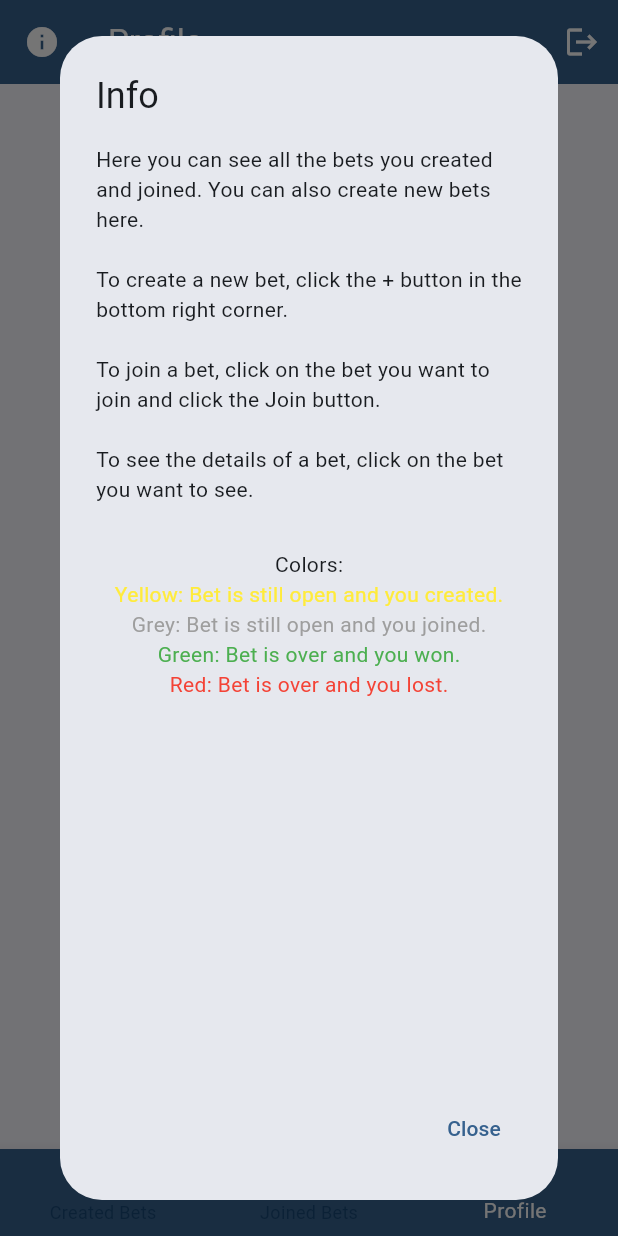
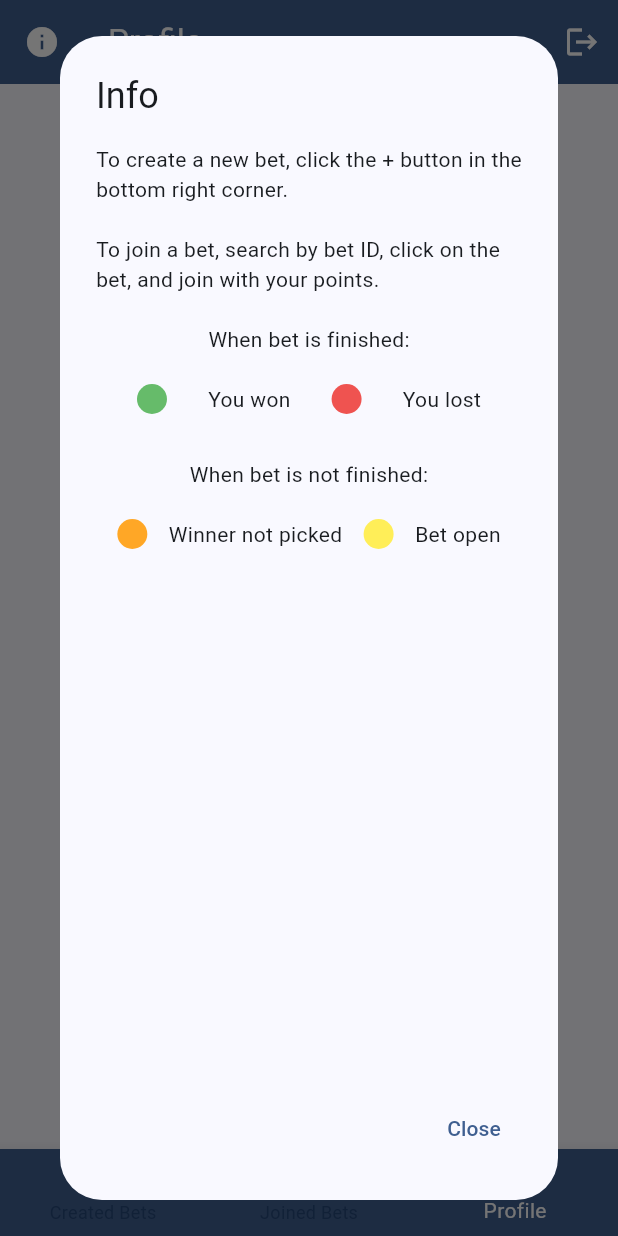
Before and after one commit to aradbm/ibet, a Flutter app: the screen it shows once a user with an empty profile is signed in, item 3 of the bottom bar chosen, after a tap on the "info" icon, on a phone screen of 412 x 824 dp. Run offline on Flutter 3.47's test engine with Material 3 defaults, Android fonts, the phone set to English and light mode, and no system bars; our stand-ins replace cloud_firestore, firebase_auth, firebase_core, flutter_datetime_picker_plus; accounts and stored records are empty; network calls fail.

Commit message:
Update colors and layout

```diff
--- a/lib/main.dart
+++ b/lib/main.dart
@@ -19,7 +19,8 @@ class App extends StatelessWidget {
       debugShowCheckedModeBanner: false,
       title: 'iBet',
       theme: ThemeData(
-        colorScheme: ColorScheme.fromSeed(seedColor: Colors.blue),
+        colorScheme:
+            ColorScheme.fromSeed(seedColor: Color.fromARGB(255, 68, 149, 255)),
         useMaterial3: true,
       ),
       home: StreamBuilder(
--- a/lib/screens/auth_screen/log_in.dart
+++ b/lib/screens/auth_screen/log_in.dart
@@ -1,9 +1,7 @@
 // ignore_for_file: use_build_context_synchronously
-
 import 'package:flutter/material.dart';
 import 'package:firebase_auth/firebase_auth.dart';
 import 'package:ibet/models/user.dart';
-import 'package:ibet/screens/components/my_coin.dart';
 import 'package:ibet/services/firestore.dart';
 import 'local_widgets/my_button.dart';
 import 'local_widgets/my_textfield.dart';
@@ -79,7 +77,7 @@ class _LoginScreenState extends State<LoginScreen> {
   @override
   Widget build(BuildContext context) {
     return Scaffold(
-      backgroundColor: Colors.grey[300],
+      backgroundColor: Colors.grey[350],
       body: Center(
         child: SingleChildScrollView(
           child: SizedBox(
@@ -102,18 +100,13 @@ class _LoginScreenState extends State<LoginScreen> {
                     colorBlendMode: BlendMode.color,
                   ),
                 ),
-                Row(
-                  mainAxisAlignment: MainAxisAlignment.center,
-                  children: [
-                    Text(
-                      'Welcome back!    ',
-                      style: TextStyle(
-                        color: Colors.grey[700],
-                        fontSize: 16,
-                      ),
-                    ),
-                    const MyCoin(),
-                  ],
+                const SizedBox(height: 5),
+                Text(
+                  'Welcome back!',
+                  style: TextStyle(
+                    color: Colors.grey[700],
+                    fontSize: 16,
+                  ),
                 ),
                 const SizedBox(height: 25),
                 MyTextField(
--- a/lib/screens/bets/joined_bets.dart
+++ b/lib/screens/bets/joined_bets.dart
@@ -36,27 +36,36 @@ class _JoinedBetsScreenState extends State<JoinedBetsScreen> {
       // if bet is closed and I lost - red
       // if bet is open - yellow
       // if bet ended but the winner is not yet decided - orange
+      const Color baseColor = Color.fromARGB(255, 237, 239, 240);
+      final Color winColor = Colors.green[400]!;
+      final Color loseColor = Colors.red[400]!;
+      final Color undecidedColor = Colors.orange[400]!;
+      final Color openBetColor = Colors.yellow[400]!;
+      final Color defaultColor = Colors.grey[400]!;
+
+      // Conditional logic to determine color
       if (isWinnerPicked && myOption == winningOption) {
-        return [const Color.fromARGB(255, 237, 239, 240), Colors.green[400]!];
+        return [winColor, baseColor];
       } else if (isWinnerPicked && myOption != winningOption) {
-        return [const Color.fromARGB(255, 237, 239, 240), Colors.red[400]!];
+        return [loseColor, baseColor];
       } else if (isTimeEnded && !isWinnerPicked) {
-        return [const Color.fromARGB(255, 237, 239, 240), Colors.orange[400]!];
+        return [undecidedColor, baseColor];
       } else if (!isTimeEnded) {
-        return [const Color.fromARGB(255, 237, 239, 240), Colors.yellow[400]!];
+        return [openBetColor, baseColor];
       } else {
-        return [const Color.fromARGB(255, 237, 239, 240), Colors.grey[400]!];
+        return [defaultColor, baseColor];
       }
     }
 
     return Scaffold(
       appBar: AppBar(
         title: Text(('My Joined Bets'),
-        style:TextStyle(color: Theme.of(context).colorScheme.onSecondary)),
+            style: TextStyle(color: Theme.of(context).colorScheme.onSecondary)),
         backgroundColor: Theme.of(context).primaryColor,
         actions: [
           IconButton(
-            icon: const Icon(Icons.search),
+            icon: Icon(Icons.search,
+                color: Theme.of(context).colorScheme.onSecondary),
             onPressed: () {
               Navigator.push(
                 context,
@@ -121,7 +130,8 @@ class _JoinedBetsScreenState extends State<JoinedBetsScreen> {
                         leading: const Icon(Icons.bento_outlined),
                         title: Text(betData['name']),
                         subtitle: Row(
-                        children: [// Add some horizontal spacing
+                          children: [
+                            // Add some horizontal spacing
                             Text("${betData['entrypoints']}  "), // Your text
                             const MyCoin(), // Your icon
                             const SizedBox(width: 8.0),
--- a/lib/screens/bets/my_bets.dart
+++ b/lib/screens/bets/my_bets.dart
@@ -36,21 +36,29 @@ class _MyBetsScreenState extends State<MyBetsScreen> {
       // if bet is closed and I lost - red
       // if bet is open - yellow
       // if bet ended but the winner is not yet decided - orange
+      // Define color variables
+      const Color baseColor = Color.fromARGB(255, 237, 239, 240);
+      final Color winColor = Colors.green[400]!;
+      final Color loseColor = Colors.red[400]!;
+      final Color undecidedColor = Colors.orange[400]!;
+      final Color openBetColor = Colors.yellow[400]!;
+      final Color defaultColor = Colors.grey[400]!;
+
+      // Conditional logic to determine color
       if (isWinnerPicked && myOption == winningOption) {
-        return [const Color.fromARGB(255, 237, 239, 240), Colors.green[400]!];
+        return [winColor, baseColor];
       } else if (isWinnerPicked && myOption != winningOption) {
-        return [const Color.fromARGB(255, 237, 239, 240), Colors.red[400]!];
+        return [loseColor, baseColor];
       } else if (isTimeEnded && !isWinnerPicked) {
-        return [const Color.fromARGB(255, 237, 239, 240), Colors.orange[400]!];
+        return [undecidedColor, baseColor];
       } else if (!isTimeEnded) {
-        return [const Color.fromARGB(255, 237, 239, 240), Colors.yellow[400]!];
+        return [openBetColor, baseColor];
       } else {
-        return [const Color.fromARGB(255, 237, 239, 240), Colors.grey[400]!];
+        return [defaultColor, baseColor];
       }
     }
 
     // get gradient color
-
 
     return Scaffold(
       floatingActionButton: FloatingActionButton(
@@ -58,12 +66,14 @@ class _MyBetsScreenState extends State<MyBetsScreen> {
             Navigator.push(context,
                 MaterialPageRoute(builder: (context) => const AddBetScreen()));
           },
-        backgroundColor: Colors.blue,
-        child: const Icon(Icons.add),
-      ),
+          backgroundColor: Theme.of(context).primaryColor,
+          child: Icon(
+            Icons.add,
+            color: Theme.of(context).colorScheme.onPrimary,
+          )),
       appBar: AppBar(
         title: Text(('My Created Bets'),
-        style:TextStyle(color: Theme.of(context).colorScheme.onSecondary)),
+            style: TextStyle(color: Theme.of(context).colorScheme.onSecondary)),
         backgroundColor: Theme.of(context).primaryColor,
       ),
       body: StreamBuilder(
--- a/lib/screens/components/info_dialog.dart
+++ b/lib/screens/components/info_dialog.dart
@@ -6,28 +6,65 @@ class InfoWidget extends StatelessWidget {
   @override
   Widget build(BuildContext context) {
     return AlertDialog(
+      backgroundColor: Theme.of(context).dialogBackgroundColor,
       title: const Text('Info'),
-      content: const Column(
+      content: Column(
         children: [
-          Text(
-            'Here you can see all the bets you created and joined. You can also create new bets here.\n',
-          ),
-          Text(
+          const Text(
             'To create a new bet, click the + button in the bottom right corner.\n',
           ),
-          Text(
-            'To join a bet, click on the bet you want to join and click the Join button.\n',
+          const Text(
+            'To join a bet, search by bet ID, click on the bet, and join with your points.\n',
           ),
-          Text(
-            'To see the details of a bet, click on the bet you want to see.\n',
+          const Text('When bet is finished:\n'),
+          Row(
+            mainAxisAlignment: MainAxisAlignment.spaceEvenly,
+            children: [
+              Container(
+                width: 20,
+                height: 20,
+                decoration: BoxDecoration(
+                  color: Colors.green[400],
+                  shape: BoxShape.circle,
+                ),
+              ),
+              const Text('You won'),
+              Container(
+                width: 20,
+                height: 20,
+                decoration: BoxDecoration(
+                  color: Colors.red[400],
+                  shape: BoxShape.circle,
+                ),
+              ),
+              const Text('You lost'),
+            ],
           ),
-          // here show each color and what it means
-          SizedBox(height: 10),
-          Text('Colors:'),
-          Text('Yellow: Bet is still open and you created.',style: TextStyle(color: Colors.yellow),          ),
-          Text('Grey: Bet is still open and you joined.', style: TextStyle(color: Colors.grey)),
-          Text('Green: Bet is over and you won.', style: TextStyle(color: Colors.green)),
-          Text('Red: Bet is over and you lost.', style: TextStyle(color: Colors.red)),
+          const SizedBox(height: 30),
+          const Text('When bet is not finished:\n'),
+          Row(
+            mainAxisAlignment: MainAxisAlignment.spaceEvenly,
+            children: [
+              Container(
+                width: 20,
+                height: 20,
+                decoration: BoxDecoration(
+                  color: Colors.orange[400],
+                  shape: BoxShape.circle,
+                ),
+              ),
+              const Text('Winner not picked'),
+              Container(
+                width: 20,
+                height: 20,
+                decoration: BoxDecoration(
+                  color: Colors.yellow[400],
+                  shape: BoxShape.circle,
+                ),
+              ),
+              const Text('Bet open'),
+            ],
+          ),
         ],
       ),
       actions: [
--- a/lib/screens/profile.dart
+++ b/lib/screens/profile.dart
@@ -123,7 +123,7 @@ class _ProfileScreenState extends State<ProfileScreen> {
                       mainAxisAlignment: MainAxisAlignment.center,
                       children: [
                         const SizedBox(
-                          width: 60,
+                          width: 20,
                         ),
                         Text(
                           'Username: ${snapshot.data.username}',
```
Lines whose indentation alone changed are shown as unchanged.
